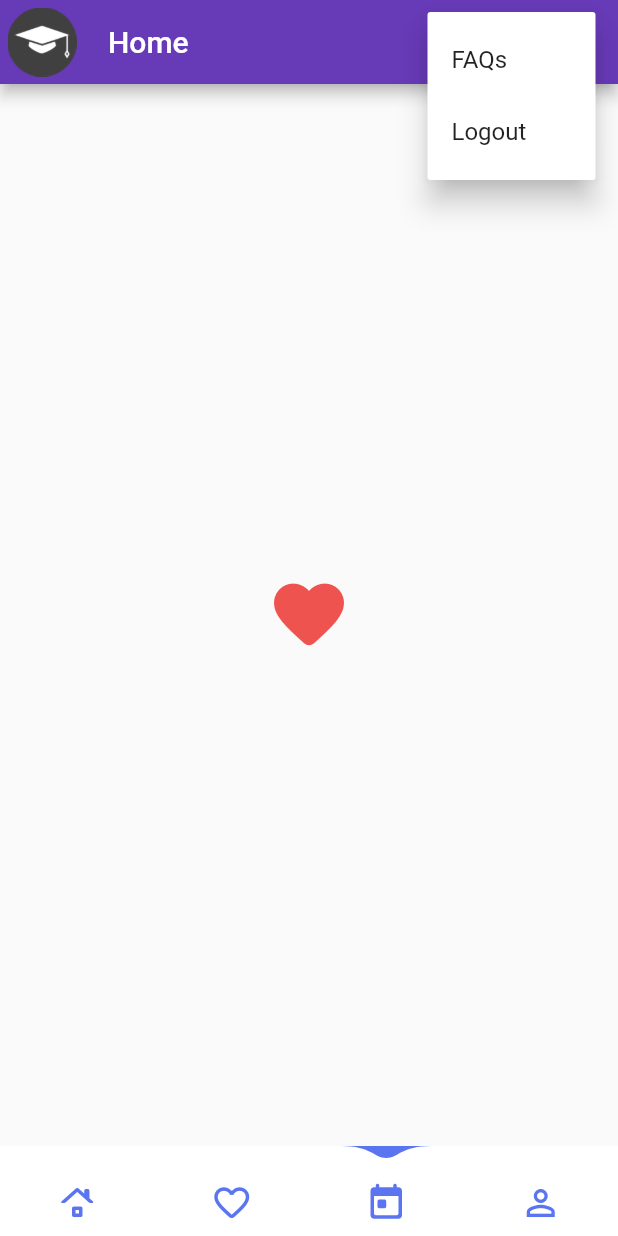
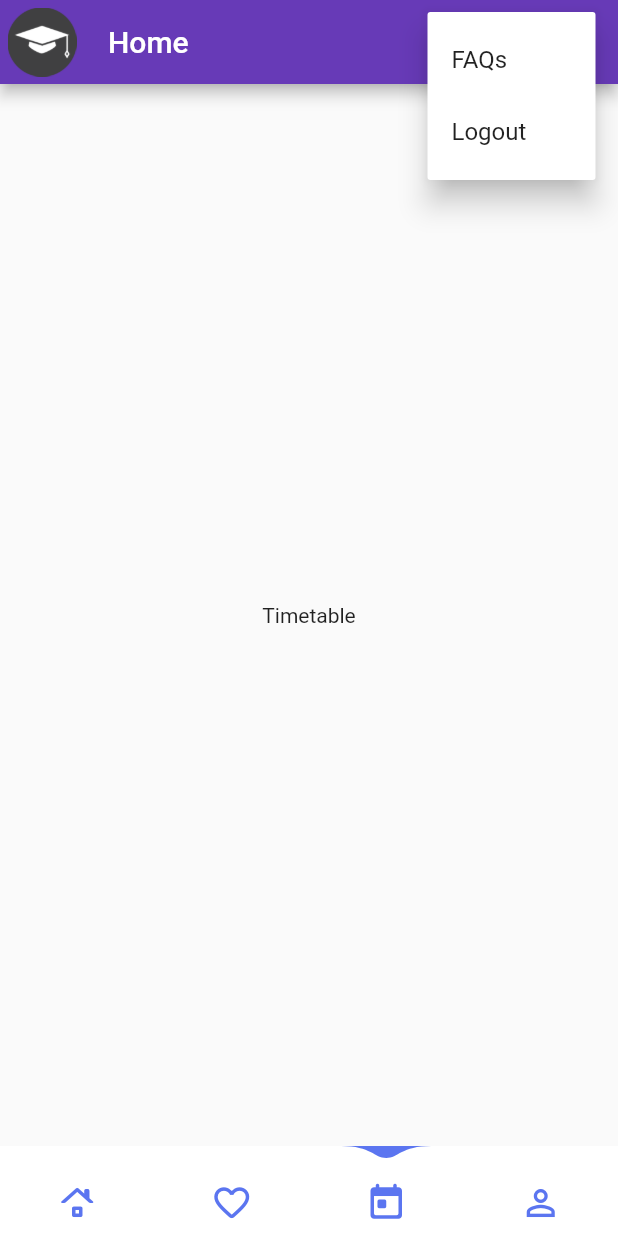
Before and after one commit to buddhimac111/LMSmobile, a Flutter app: the homePage screen opened by its route, item 3 of the bottom bar chosen, after a tap on the "more vert" icon, on a phone screen of 412 x 824 dp. Run offline on Flutter 3.47's test engine with Material 2 defaults, Android fonts, the phone set to English and light mode, and no system bars; drawn by our look-alikes of water_drop_nav_bar; our stand-ins replace cloud_firestore, firebase_auth, firebase_core, firebase_database, firebase_storage; accounts and stored records are empty.

Commit message:
file handling

```diff
--- a/lib/home.dart
+++ b/lib/home.dart
@@ -1,8 +1,11 @@
 import 'package:flutter/material.dart';
 import 'package:flutter/services.dart';
 import 'package:water_drop_nav_bar/water_drop_nav_bar.dart';
+import 'package:firebase_auth/firebase_auth.dart';
+
 import 'profile_view.dart';
-import 'package:firebase_auth/firebase_auth.dart';
+import 'timetable.dart';
+import 'modules.dart';
 
 class homePage extends StatefulWidget {
   const homePage({
@@ -98,14 +101,7 @@ class _homePageState extends State<homePage> {
           physics: const NeverScrollableScrollPhysics(),
           controller: pageController,
           children: <Widget>[
-            Container(
-              alignment: Alignment.center,
-              child: Icon(
-                Icons.email_rounded,
-                size: 56,
-                color: Colors.green[400],
-              ),
-            ),
+            MyStorageScreen(),
             Container(
               alignment: Alignment.center,
               child: Icon(
@@ -114,14 +110,7 @@ class _homePageState extends State<homePage> {
                 color: Colors.red[400],
               ),
             ),
-            Container(
-              alignment: Alignment.center,
-              child: Icon(
-                Icons.favorite_rounded,
-                size: 56,
-                color: Colors.red[400],
-              ),
-            ),
+            timetable(),
             ProfileDetails(),
             // ProfileDetails(),
           ],
--- a/lib/main.dart
+++ b/lib/main.dart
@@ -41,8 +41,8 @@ class MyApp extends StatelessWidget {
         // is not restarted.
         primarySwatch: Colors.blue,
       ),
-      home: landing(),
-      //   home: homePage(),
+      // home: landing(),
+      home: homePage(),
       routes: {
         '/landing': (context) => landing(),
         '/home': (context) => homePage(),
--- /dev/null
+++ b/lib/timetable.dart
@@ -0,0 +1,21 @@
+import 'package:flutter/material.dart';
+import 'package:firebase_database/firebase_database.dart';
+
+
+class timetable extends StatefulWidget {
+  const timetable({Key? key}) : super(key: key);
+
+  @override
+  State<timetable> createState() => _timetableState();
+}
+
+class _timetableState extends State<timetable> {
+  @override
+  Widget build(BuildContext context) {
+    return Scaffold(
+      body: Center(
+        child: Text("Timetable"),
+      ),
+    );
+  }
+}
--- a/pubspec.yaml
+++ b/pubspec.yaml
@@ -35,10 +35,13 @@ dependencies:
   firebase_core: ^2.11.0
   firebase_auth: ^4.5.0
   firebase_database: ^10.1.2
+  firebase_storage: ^11.2.0
 
   google_sign_in: ^6.1.0
   water_drop_nav_bar: ^2.2.0+5
   image_picker: ^0.8.7+4
+  path: ^1.8.2
+  path_provider: ^2.0.15
 
 
   # The following adds the Cupertino Icons font to your application.
```
Also changed, not shown: lib/modules.dart (added, +129 -0 lines), pubspec.lock.
